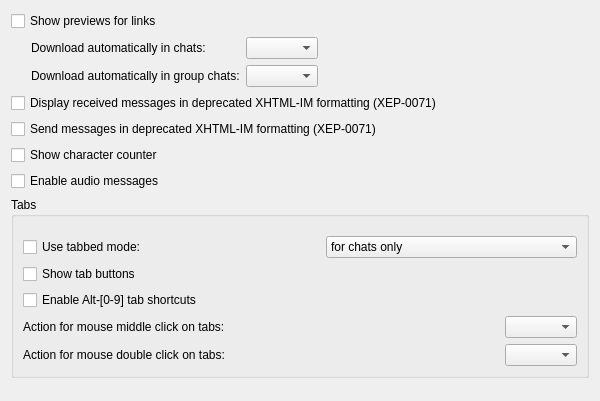
Old version of the form src/options/opt_messages_common.ui in the repository psi-im/psi.
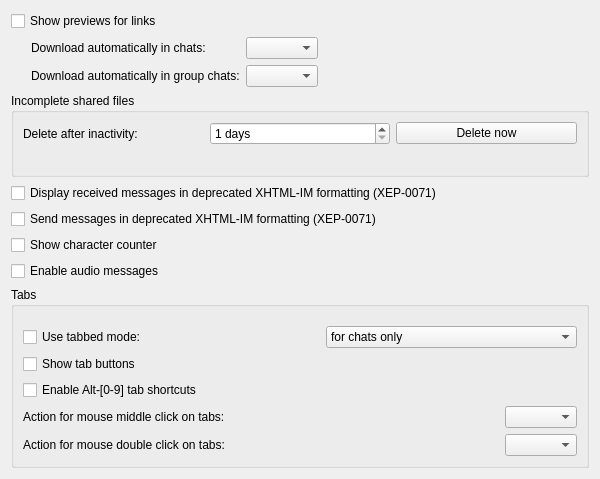
New version of the form.

Commit message: Read shared media on demand and schedule full downloads separately (#1122)

```diff
--- a/src/options/opt_messages_common.ui
+++ b/src/options/opt_messages_common.ui
@@ -80,6 +80,30 @@
      </item>
     </layout>
    </item>
+   <item>
+    <widget class="QGroupBox" name="gb_partialFiles">
+     <property name="title"><string>Incomplete shared files</string></property>
+     <layout class="QGridLayout" name="gl_partialFiles">
+      <item row="0" column="0"><widget class="QLabel" name="lb_partialAge">
+       <property name="text"><string>Delete after inactivity:</string></property>
+       <property name="buddy"><cstring>sb_partialDays</cstring></property>
+      </widget></item>
+      <item row="0" column="1"><widget class="QSpinBox" name="sb_partialDays">
+       <property name="minimum"><number>1</number></property>
+       <property name="maximum"><number>3650</number></property>
+       <property name="suffix"><string> days</string></property>
+      </widget></item>
+      <item row="0" column="2"><widget class="QPushButton" name="pb_clearPartial">
+       <property name="text"><string>Delete now</string></property>
+       <property name="toolTip"><string>Delete inactive incomplete files. Files being played or downloaded are kept.</string></property>
+      </widget></item>
+      <item row="1" column="0" colspan="3"><widget class="QLabel" name="lb_partialResult">
+       <property name="text"><string/></property>
+       <property name="wordWrap"><bool>true</bool></property>
+      </widget></item>
+     </layout>
+    </widget>
+   </item>
    <item>
     <widget class="QCheckBox" name="ck_contactsMessageFormatting">
      <property name="text">
```
The commit also changes 37 other files.
